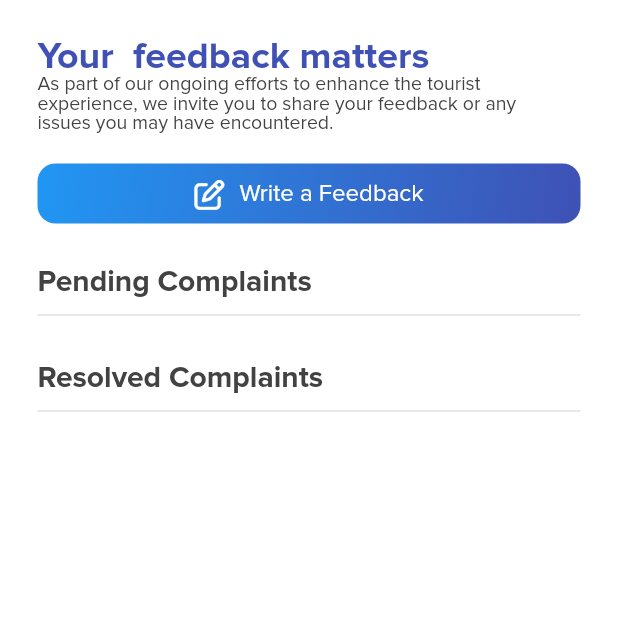
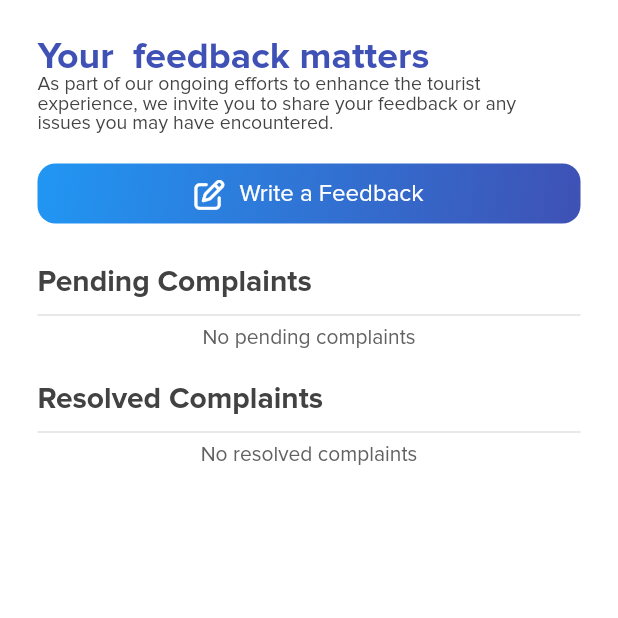
Before and after one commit to whackurt/bt-frontend, a Flutter app: the BTFeedbackComplaints screen opened directly, on a phone screen of 412 x 824 dp, the top half of it. Run offline on Flutter 3.47's test engine with Material 2 defaults, Android fonts, the phone set to English and light mode, and no system bars; our stand-ins replace carousel_slider, date_field, fluentui_system_icons, flutter_spinkit, font_awesome_flutter, image_picker and 2 more; missing offline and left inert: animated_snack_bar, flutter_barcode_scanner; accounts and stored records are empty; network calls fail.

Commit message:
refactor: added no complaint indicator in feedback_complaints

```diff
--- a/lib/features/tourist/features/feedback_complaints/screens/feedback_complaints.dart
+++ b/lib/features/tourist/features/feedback_complaints/screens/feedback_complaints.dart
@@ -119,6 +119,14 @@ class _BTFeedbackComplaintsState extends State<BTFeedbackComplaints> {
                     );
                   }).toList(),
                 ),
+                complaintProvider.complaints
+                        .where((complaint) => complaint['resolved'] == 0)
+                        .isEmpty
+                    ? Text(
+                        'No pending complaints',
+                        style: TextStyle(color: Colors.grey[700]),
+                      )
+                    : const SizedBox(),
                 const SizedBox(
                   height: 20.0,
                 ),
@@ -140,6 +148,14 @@ class _BTFeedbackComplaintsState extends State<BTFeedbackComplaints> {
                     );
                   }).toList(),
                 ),
+                complaintProvider.complaints
+                        .where((complaint) => complaint['resolved'] == 1)
+                        .isEmpty
+                    ? Text(
+                        'No resolved complaints',
+                        style: TextStyle(color: Colors.grey[700]),
+                      )
+                    : const SizedBox()
               ],
             ),
           ),
```
